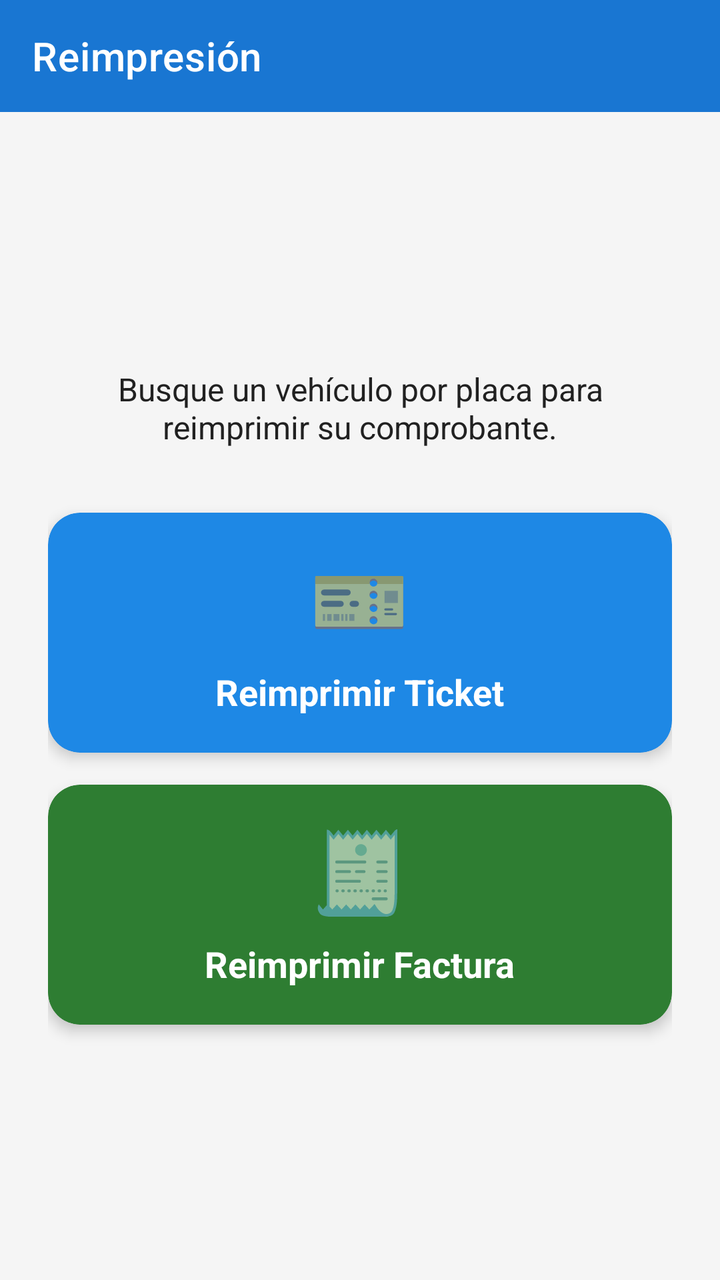
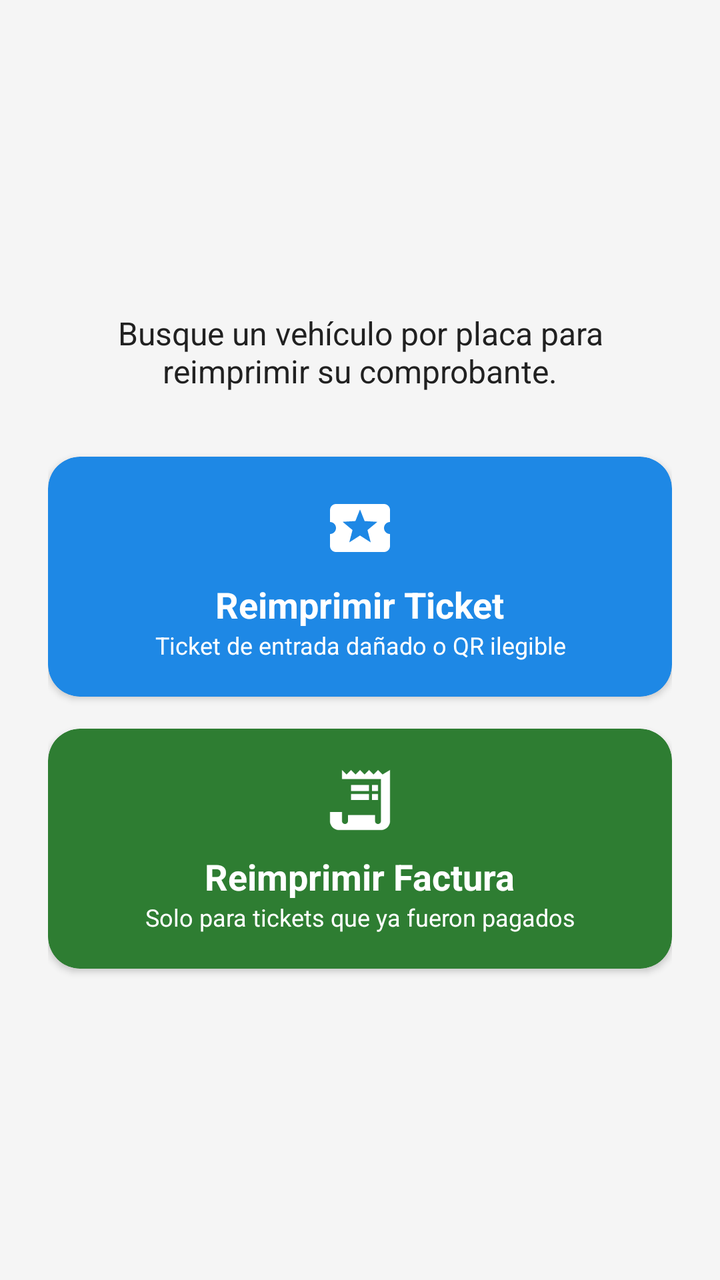

Compare the two renders of this Android layout. The source of the first and the diff that turns it into the second are given below.
<!-- AndroidManifest.xml: application theme Theme.ParqueoIoT -->
<!-- res/layout/activity_reimpresion.xml -->
<?xml version="1.0" encoding="utf-8"?>
<LinearLayout xmlns:android="http://schemas.android.com/apk/res/android"
    xmlns:app="http://schemas.android.com/apk/res-auto"
    android:layout_width="match_parent"
    android:layout_height="match_parent"
    android:orientation="vertical"
    android:background="#F5F5F5">

    <com.google.android.material.appbar.AppBarLayout
        android:layout_width="match_parent"
        android:layout_height="wrap_content">

        <androidx.appcompat.widget.Toolbar
            android:id="@+id/toolbar"
            android:layout_width="match_parent"
            android:layout_height="?attr/actionBarSize"
            app:title="Reimpresión"
            app:titleTextColor="@android:color/white"
            android:background="#1976D2"/>
    </com.google.android.material.appbar.AppBarLayout>

    <LinearLayout
        android:layout_width="match_parent"
        android:layout_height="match_parent"
        android:orientation="vertical"
        android:padding="24dp"
        android:gravity="center">

        <TextView
            android:layout_width="wrap_content"
            android:layout_height="wrap_content"
            android:layout_marginBottom="32dp"
            android:text="Busque un vehículo por placa para reimprimir su comprobante."
            android:textAlignment="center"
            android:textColor="#212121"
            android:textSize="16sp" />

        <com.google.android.material.card.MaterialCardView
            android:id="@+id/btnReimprimirTicket"
            android:layout_width="match_parent"
            android:layout_height="120dp"
            android:layout_marginBottom="16dp"
            app:cardCornerRadius="16dp"
            app:cardElevation="4dp"
            android:clickable="true"
            android:focusable="true"
            android:foreground="?android:attr/selectableItemBackground"
            app:cardBackgroundColor="#1E88E5">

            <LinearLayout
                android:layout_width="match_parent"
                android:layout_height="match_parent"
                android:orientation="vertical"
                android:gravity="center"
                android:padding="16dp">

                <TextView
                    android:layout_width="wrap_content"
                    android:layout_height="wrap_content"
                    android:text="🎫"
                    android:textSize="40sp"/>

                <TextView
                    android:layout_width="wrap_content"
                    android:layout_height="wrap_content"
                    android:text="Reimprimir Ticket"
                    android:textSize="18sp"
                    android:textStyle="bold"
                    android:textColor="@android:color/white"
                    android:layout_marginTop="8dp"/>

                <TextView
                    android:layout_width="wrap_content"
                    android:layout_height="wrap_content"
                    android:text="Ticket de entrada dañado o QR ilegible"
                    android:textSize="12sp"
                    android:textColor="@android:color/white"
                    android:textAlignment="center"/>
            </LinearLayout>
        </com.google.android.material.card.MaterialCardView>

        <com.google.android.material.card.MaterialCardView
            android:id="@+id/btnReimprimirFactura"
            android:layout_width="match_parent"
            android:layout_height="120dp"
            app:cardCornerRadius="16dp"
            app:cardElevation="4dp"
            android:clickable="true"
            android:focusable="true"
            android:foreground="?android:attr/selectableItemBackground"
            app:cardBackgroundColor="#2E7D32">

            <LinearLayout
                android:layout_width="match_parent"
                android:layout_height="match_parent"
                android:orientation="vertical"
                android:gravity="center"
                android:padding="16dp">

                <TextView
                    android:layout_width="wrap_content"
                    android:layout_height="wrap_content"
                    android:text="🧾"
                    android:textSize="40sp"/>

                <TextView
                    android:layout_width="wrap_content"
                    android:layout_height="wrap_content"
                    android:text="Reimprimir Factura"
                    android:textSize="18sp"
                    android:textStyle="bold"
                    android:textColor="@android:color/white"
                    android:layout_marginTop="8dp"/>

                <TextView
                    android:layout_width="wrap_content"
                    android:layout_height="wrap_content"
                    android:text="Solo para tickets que ya fueron pagados"
                    android:textSize="12sp"
                    android:textColor="@android:color/white"
                    android:textAlignment="center"/>
            </LinearLayout>
        </com.google.android.material.card.MaterialCardView>

    </LinearLayout>

</LinearLayout>
<!-- resources referenced by this layout -->
<resources>
  <style name="Theme.ParqueoIoT" parent="Theme.MaterialComponents.Light.NoActionBar">
          <item name="colorPrimary">@color/brand_primary</item>
          <item name="colorPrimaryVariant">@color/brand_primary_dark</item>
          <item name="colorOnPrimary">@color/on_primary</item>
  
          <item name="colorSecondary">@color/brand_primary_light</item>
          <item name="colorSecondaryVariant">@color/brand_primary</item>
          <item name="colorOnSecondary">@color/on_primary</item>
  
          <item name="android:colorBackground">@color/surface_background</item>
          <item name="colorSurface">@color/surface_card</item>
          <item name="colorOnSurface">@color/text_primary</item>
          <item name="colorError">@color/status_danger</item>
  
          <item name="android:statusBarColor">@color/brand_primary_dark</item>
      </style>
  <color name="brand_primary">#0D47A1</color>
  <color name="brand_primary_dark">#09315F</color>
  <color name="on_primary">#FFFFFF</color>
  <color name="brand_primary_light">#1976D2</color>
  <color name="surface_background">#F5F5F5</color>
  <color name="surface_card">#FFFFFF</color>
  <color name="text_primary">#212121</color>
  <color name="status_danger">#C62828</color>
</resources>

<!-- the commit's change to res/layout/activity_reimpresion.xml (unified diff, before → after) -->
@@ -4,61 +4,49 @@
     android:layout_width="match_parent"
     android:layout_height="match_parent"
     android:orientation="vertical"
-    android:background="#F5F5F5">
-
-    <com.google.android.material.appbar.AppBarLayout
-        android:layout_width="match_parent"
-        android:layout_height="wrap_content">
-
-        <androidx.appcompat.widget.Toolbar
-            android:id="@+id/toolbar"
-            android:layout_width="match_parent"
-            android:layout_height="?attr/actionBarSize"
-            app:title="Reimpresión"
-            app:titleTextColor="@android:color/white"
-            android:background="#1976D2"/>
-    </com.google.android.material.appbar.AppBarLayout>
+    android:background="@color/surface_background">
 
     <LinearLayout
         android:layout_width="match_parent"
         android:layout_height="match_parent"
         android:orientation="vertical"
-        android:padding="24dp"
+        android:padding="@dimen/space_lg"
         android:gravity="center">
 
         <TextView
             android:layout_width="wrap_content"
             android:layout_height="wrap_content"
-            android:layout_marginBottom="32dp"
+            android:layout_marginBottom="@dimen/space_xl"
             android:text="Busque un vehículo por placa para reimprimir su comprobante."
             android:textAlignment="center"
-            android:textColor="#212121"
-            android:textSize="16sp" />
+            android:textColor="@color/text_primary"
+            android:textSize="@dimen/text_body" />
 
         <com.google.android.material.card.MaterialCardView
             android:id="@+id/btnReimprimirTicket"
             android:layout_width="match_parent"
             android:layout_height="120dp"
-            android:layout_marginBottom="16dp"
-            app:cardCornerRadius="16dp"
-            app:cardElevation="4dp"
+            android:layout_marginBottom="@dimen/space_md"
+            app:cardCornerRadius="@dimen/radius_lg"
+            app:cardElevation="@dimen/elevation_card"
             android:clickable="true"
             android:focusable="true"
             android:foreground="?android:attr/selectableItemBackground"
-            app:cardBackgroundColor="#1E88E5">
+            app:cardBackgroundColor="@color/action_entry">
 
             <LinearLayout
                 android:layout_width="match_parent"
                 android:layout_height="match_parent"
                 android:orientation="vertical"
                 android:gravity="center"
-                android:padding="16dp">
+                android:padding="@dimen/space_md">
 
-                <TextView
-                    android:layout_width="wrap_content"
-                    android:layout_height="wrap_content"
-                    android:text="🎫"
-                    android:textSize="40sp"/>
+                <ImageView
+                    android:layout_width="36dp"
+                    android:layout_height="36dp"
+                    android:src="@drawable/ic_ticket_24"
+                    app:tint="@color/on_primary"
+                    android:contentDescription="@null" />
 
                 <TextView
                     android:layout_width="wrap_content"
@@ -66,16 +54,16 @@
                     android:text="Reimprimir Ticket"
                     android:textSize="18sp"
                     android:textStyle="bold"
-                    android:textColor="@android:color/white"
-                    android:layout_marginTop="8dp"/>
+                    android:textColor="@color/text_on_primary"
+                    android:layout_marginTop="@dimen/space_sm" />
 
                 <TextView
                     android:layout_width="wrap_content"
                     android:layout_height="wrap_content"
                     android:text="Ticket de entrada dañado o QR ilegible"
                     android:textSize="12sp"
-                    android:textColor="@android:color/white"
-                    android:textAlignment="center"/>
+                    android:textColor="@color/text_on_primary"
+                    android:textAlignment="center" />
             </LinearLayout>
         </com.google.android.material.card.MaterialCardView>
 
@@ -83,25 +71,26 @@
             android:id="@+id/btnReimprimirFactura"
             android:layout_width="match_parent"
             android:layout_height="120dp"
-            app:cardCornerRadius="16dp"
-            app:cardElevation="4dp"
+            app:cardCornerRadius="@dimen/radius_lg"
+            app:cardElevation="@dimen/elevation_card"
             android:clickable="true"
             android:focusable="true"
             android:foreground="?android:attr/selectableItemBackground"
-            app:cardBackgroundColor="#2E7D32">
+            app:cardBackgroundColor="@color/status_success">
 
             <LinearLayout
                 android:layout_width="match_parent"
                 android:layout_height="match_parent"
                 android:orientation="vertical"
                 android:gravity="center"
-                android:padding="16dp">
+                android:padding="@dimen/space_md">
 
-                <TextView
-                    android:layout_width="wrap_content"
-                    android:layout_height="wrap_content"
-                    android:text="🧾"
-                    android:textSize="40sp"/>
+                <ImageView
+                    android:layout_width="36dp"
+                    android:layout_height="36dp"
+                    android:src="@drawable/ic_receipt_24"
+                    app:tint="@color/on_primary"
+                    android:contentDescription="@null" />
 
                 <TextView
                     android:layout_width="wrap_content"
@@ -109,19 +98,17 @@
                     android:text="Reimprimir Factura"
                     android:textSize="18sp"
                     android:textStyle="bold"
-                    android:textColor="@android:color/white"
-                    android:layout_marginTop="8dp"/>
+                    android:textColor="@color/text_on_primary"
+                    android:layout_marginTop="@dimen/space_sm" />
 
                 <TextView
                     android:layout_width="wrap_content"
                     android:layout_height="wrap_content"
                     android:text="Solo para tickets que ya fueron pagados"
                     android:textSize="12sp"
-                    android:textColor="@android:color/white"
-                    android:textAlignment="center"/>
+                    android:textColor="@color/text_on_primary"
+                    android:textAlignment="center" />
             </LinearLayout>
         </com.google.android.material.card.MaterialCardView>
-
     </LinearLayout>
-
 </LinearLayout>
<!-- resource entries referenced after the edit -->
@@ -1,5 +1,6 @@
 <!-- resources referenced by this layout -->
 <resources>
+  <color name="action_entry">#1E88E5</color>
   <style name="Theme.ParqueoIoT" parent="Theme.MaterialComponents.Light.NoActionBar">
           <item name="colorPrimary">@color/brand_primary</item>
           <item name="colorPrimaryVariant">@color/brand_primary_dark</item>
@@ -19,10 +20,35 @@
   <color name="brand_primary">#0D47A1</color>
   <color name="brand_primary_dark">#09315F</color>
   <color name="on_primary">#FFFFFF</color>
+  <color name="status_success">#2E7D32</color>
   <color name="brand_primary_light">#1976D2</color>
   <color name="surface_background">#F5F5F5</color>
+  <color name="text_on_primary">#FFFFFF</color>
   <color name="surface_card">#FFFFFF</color>
   <color name="text_primary">#212121</color>
+  <dimen name="elevation_card">2dp</dimen>
+  <dimen name="radius_lg">16dp</dimen>
+  <dimen name="space_lg">24dp</dimen>
+  <dimen name="space_md">16dp</dimen>
+  <dimen name="space_sm">8dp</dimen>
+  <dimen name="space_xl">32dp</dimen>
+  <dimen name="text_body">16sp</dimen>
+  <!-- drawable ic_receipt_24 (drawable) -->
+  <?xml version="1.0" encoding="utf-8"?>
+  <vector xmlns:android="http://schemas.android.com/apk/res/android"
+      android:width="24dp" android:height="24dp"
+      android:viewportWidth="24" android:viewportHeight="24">
+      <path android:fillColor="#000000"
+          android:pathData="M19.5,3.5L18,2l-1.5,1.5L15,2l-1.5,1.5L12,2l-1.5,1.5L9,2 7.5,3.5 6,2v14H2v3c0,1.66 1.34,3 3,3h14c1.66,0 3,-1.34 3,-3V2l-2.5,1.5zM19,19c0,0.55 -0.45,1 -1,1s-1,-0.45 -1,-1v-2H8v2c0,0.55 -0.45,1 -1,1s-1,-0.45 -1,-1V5h13v14zM9,7h6v2H9zM16,7h2v2h-2zM9,10h6v2H9zM16,10h2v2h-2z"/>
+  </vector>
+  <!-- drawable ic_ticket_24 (drawable) -->
+  <?xml version="1.0" encoding="utf-8"?>
+  <vector xmlns:android="http://schemas.android.com/apk/res/android"
+      android:width="24dp" android:height="24dp"
+      android:viewportWidth="24" android:viewportHeight="24">
+      <path android:fillColor="#000000"
+          android:pathData="M20,12c0,-1.1 0.9,-2 2,-2V6c0,-1.1 -0.9,-2 -2,-2H4c-1.1,0 -1.99,0.9 -1.99,2v4c1.1,0 1.99,0.9 1.99,2s-0.89,2 -2,2v4c0,1.1 0.9,2 2,2h16c1.1,0 2,-0.9 2,-2v-4c-1.1,0 -2,-0.9 -2,-2zM15.58,16.8L12,14.5l-3.58,2.3 1.08,-4.12L6.21,9.94l4.25,-0.26L12,5.8l1.54,3.89 4.25,0.26 -3.29,2.74 1.08,4.11z"/>
+  </vector>
   <color name="status_danger">#C62828</color>
 </resources>
 
